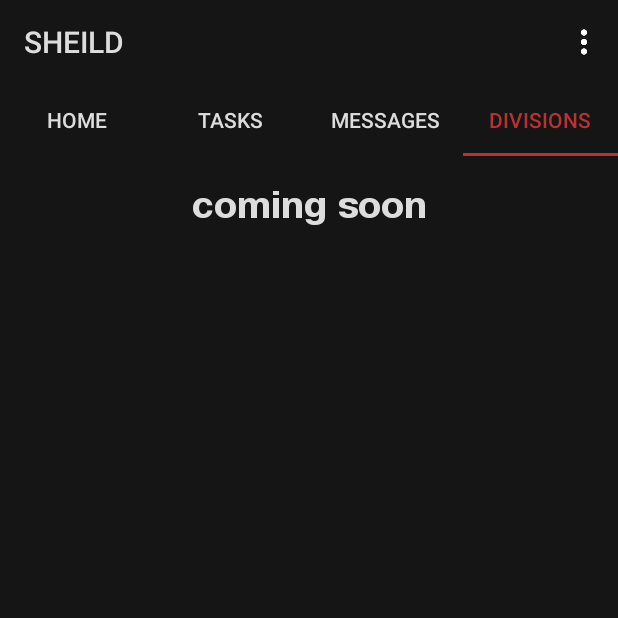
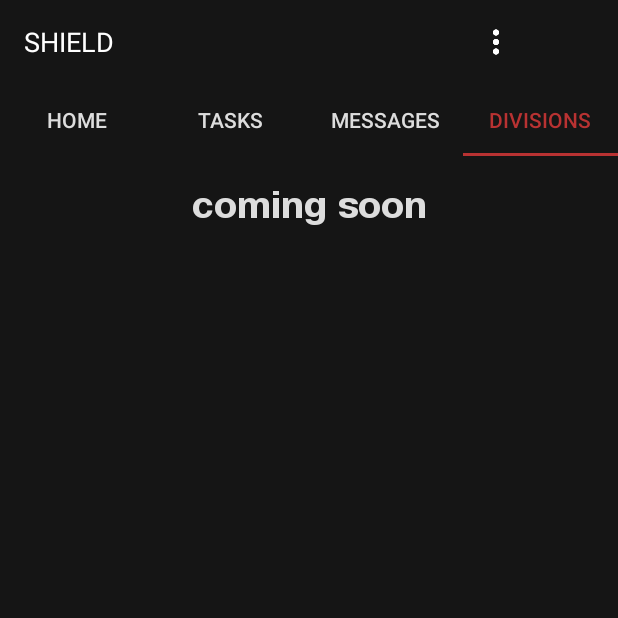
Before and after one commit to abhinavch15/CSED, an Android app: the screen it shows after launch once a user with an empty profile is signed in (MainActivity), tab 4 chosen, on a phone screen of 412 x 824 dp, the top half of it. Run offline under Robolectric (Android 15) with nearby library versions, the phone set to English and light mode, and no system bars; our stand-ins replace Firebase (no records; nobody signed in at launch, a user with empty details on screens opened directly).

Commit message:
Toolbar fix

```diff
--- a/app/src/main/res/layout/activity_main.xml
+++ b/app/src/main/res/layout/activity_main.xml
@@ -5,18 +5,25 @@
     android:layout_height="match_parent"
     xmlns:app="http://schemas.android.com/apk/res-auto">
 
+
     <android.support.v7.widget.Toolbar
         android:id="@+id/toolbar"
         android:layout_width="match_parent"
         android:layout_height="wrap_content"
         android:background="@color/colorPrimary"
-        app:title="SHEILD"
         app:titleTextColor="#DDD">
 
+        <TextView
+            android:layout_width="wrap_content"
+            android:layout_height="match_parent"
+            android:text="SHIELD"
+            android:textColor="@android:color/white"
+            android:textSize="18sp"/>
+
         <RelativeLayout
-            android:layout_width="200dp"
+            android:layout_width="155dp"
             android:gravity="right"
-            android:layout_marginLeft="129dp"
+            android:layout_marginLeft="130dp"
             android:background="@android:color/transparent"
             android:layout_height="match_parent">
 
@@ -26,7 +33,8 @@
                 android:layout_width="25dp"
                 android:layout_height="25dp"
                 android:background="@drawable/menuicon"
-                android:layout_alignParentEnd="true"/>
+                android:layout_alignParentEnd="true"
+                android:layout_alignParentRight="true" />
 
         </RelativeLayout>
 
--- a/build.gradle
+++ b/build.gradle
@@ -7,7 +7,7 @@ buildscript {
         jcenter()
     }
     dependencies {
-        classpath 'com.android.tools.build:gradle:3.0.1'
+        classpath 'com.android.tools.build:gradle:3.1.4'
         classpath 'com.google.gms:google-services:3.1.0'
 
 
```
Also changed, not shown: app/build.gradle (+8 -8 lines), gradle/wrapper/gradle-wrapper.properties.
